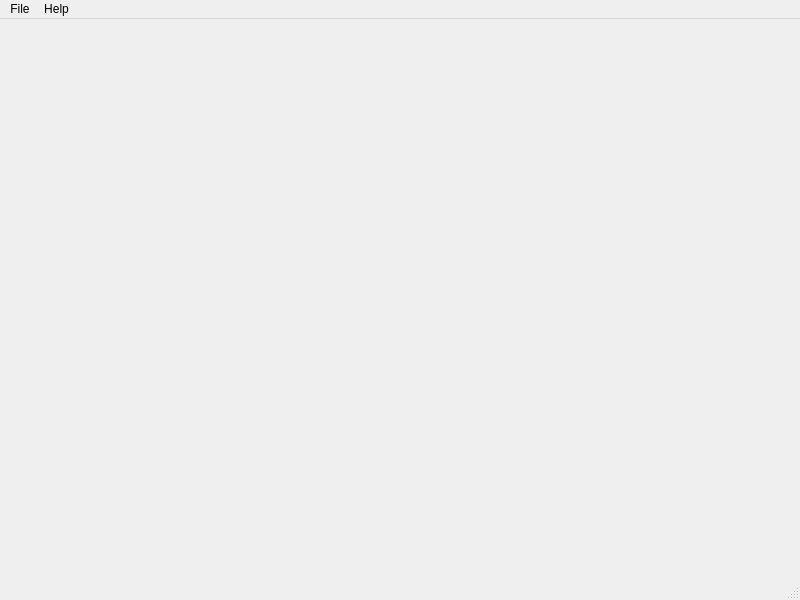
The window that q_app2/mainwindow.ui (yyk99/qt_junk) describes before a commit, drawn with Qt 5.
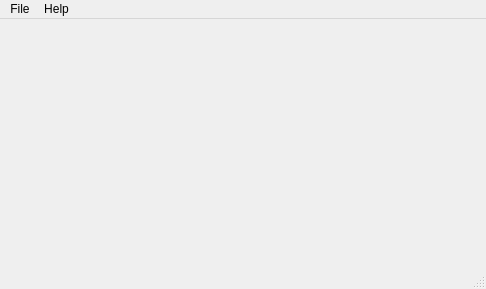
The same window after the commit.

What changed in the file:
```diff
--- a/q_app2/mainwindow.ui
+++ b/q_app2/mainwindow.ui
@@ -6,8 +6,8 @@
    <rect>
     <x>0</x>
     <y>0</y>
-    <width>800</width>
-    <height>600</height>
+    <width>486</width>
+    <height>289</height>
    </rect>
   </property>
   <property name="windowTitle">
@@ -19,8 +19,8 @@
     <rect>
      <x>0</x>
      <y>0</y>
-     <width>800</width>
-     <height>19</height>
+     <width>486</width>
+     <height>23</height>
     </rect>
    </property>
    <widget class="QMenu" name="menuFile">
```
Left out of the diff: 4 changed lines with no effect on the pictures.
